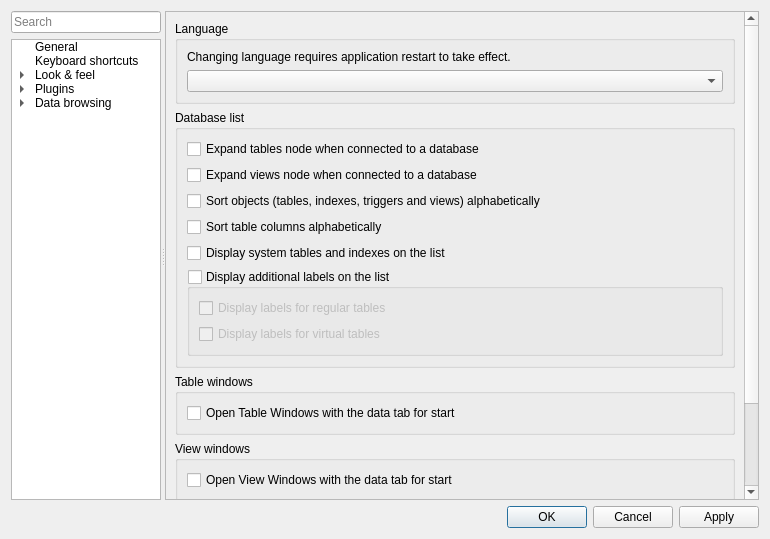
Above: trunk/SQLiteStudio3/guiSQLiteStudio/dialogs/configdialog.ui from pawelsalawa/sqlitestudio before the change. Below: the same form after it.
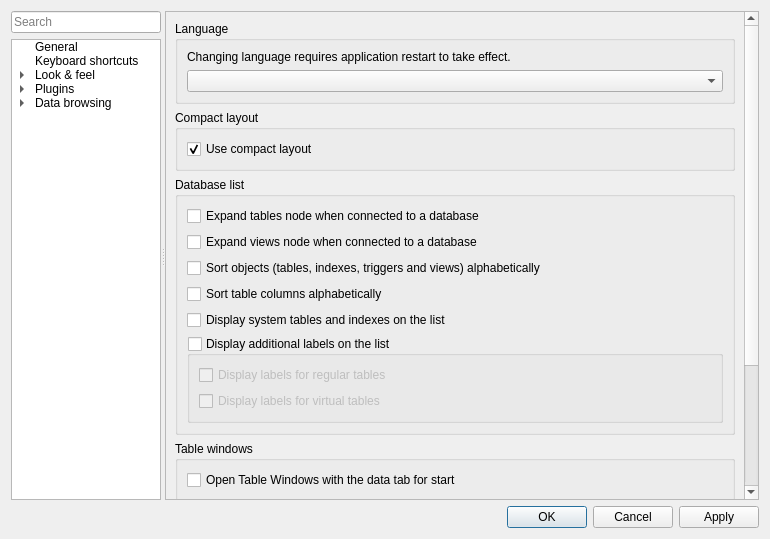
That is the form after the change. The open tabs and pages were chosen to show the change. Icons and pictures are not drawn. Custom widgets are drawn as their Qt base class.

Commit message: #2819 Introduced "compact layout" as an option (enabled by default) to minimize all margins on the interface.

```diff
--- a/trunk/SQLiteStudio3/guiSQLiteStudio/dialogs/configdialog.ui
+++ b/trunk/SQLiteStudio3/guiSQLiteStudio/dialogs/configdialog.ui
@@ -660,8 +660,8 @@
                <rect>
                 <x>0</x>
                 <y>0</y>
-                <width>587</width>
-                <height>566</height>
+                <width>458</width>
+                <height>630</height>
                </rect>
               </property>
               <layout class="QVBoxLayout" name="verticalLayout_31">
@@ -688,6 +688,31 @@
                  </layout>
                 </widget>
                </item>
+               <item>
+                <widget class="QGroupBox" name="compactLayoutGroup">
+                 <property name="title">
+                  <string>Compact layout</string>
+                 </property>
+                 <layout class="QVBoxLayout" name="verticalLayout_32">
+                  <item>
+                   <widget class="QCheckBox" name="compactLayoutCheck">
+                    <property name="toolTip">
+                     <string>&lt;p&gt;Compact layout reduces all margins and spacing on the UI to minimum, making space for displaying more data. It makes the interface a little bit less aesthetic, but allows to display more data at once.&lt;/p&gt;</string>
+                    </property>
+                    <property name="text">
+                     <string>Use compact layout</string>
+                    </property>
+                    <property name="checked">
+                     <bool>true</bool>
+                    </property>
+                    <property name="cfg" stdset="0">
+                     <string>General.CompactLayout</string>
+                    </property>
+                   </widget>
+                  </item>
+                 </layout>
+                </widget>
+               </item>
                <item>
                 <widget class="QGroupBox" name="dbListGroup">
                  <property name="title">
```
Left out of the diff: 2 changed lines with no effect on the pictures. The commit also changes 23 other files.
